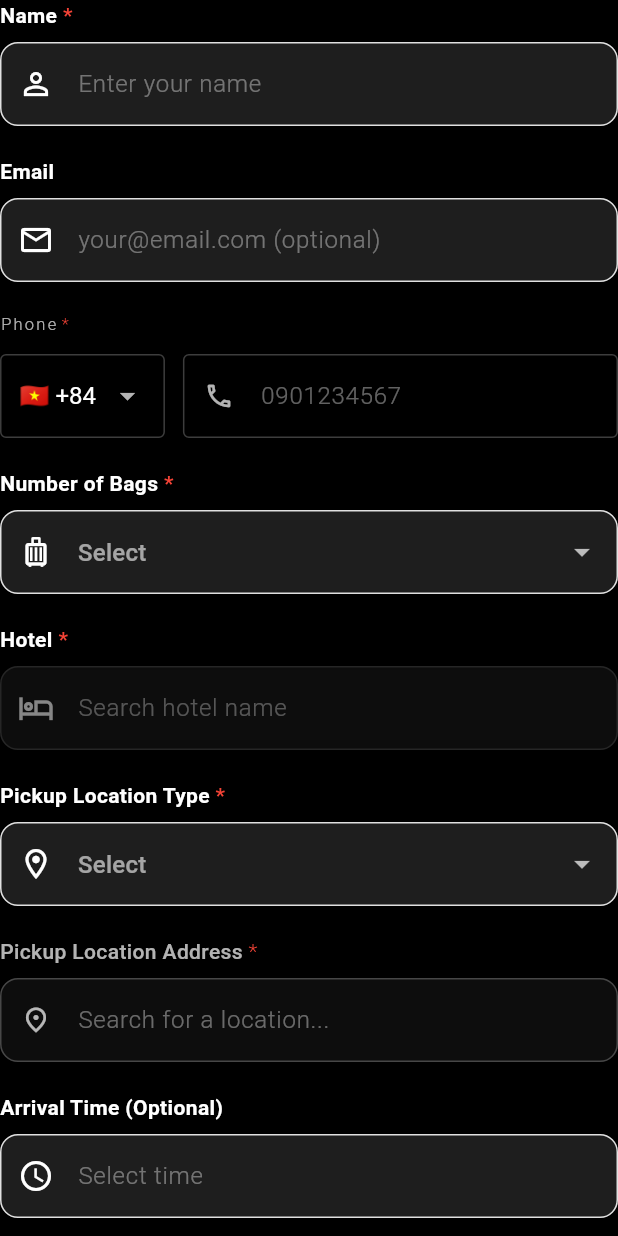
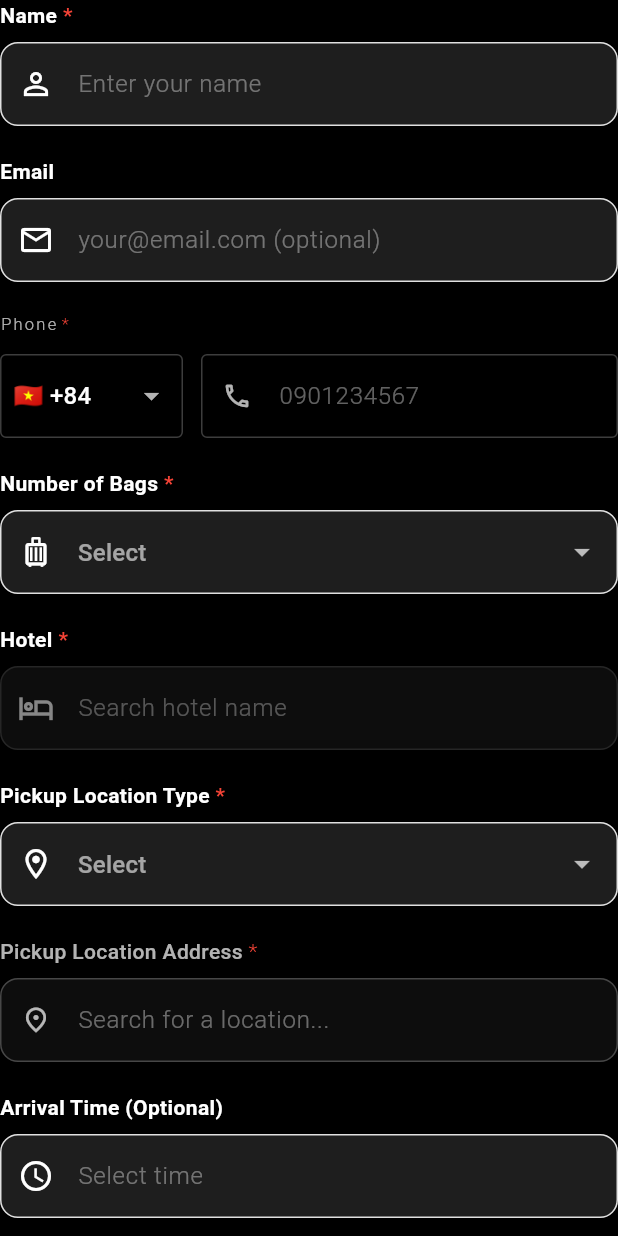
Before and after one commit to bimemto/booking-app, a Flutter app: the BookingForm widget shown alone on an empty page, opened directly with empty values, on a phone screen of 412 x 824 dp. Run offline on Flutter 3.47's test engine with Material 3 defaults, Android fonts, the phone set to English and light mode, and no system bars; drawn by our look-alikes of dropdown_button2; our stand-ins replace auto_route, dio, flutter_dotenv, flutter_native_splash, flutter_smart_dialog, fpdart and 6 more; missing offline and left inert: flutter_libphonenumber; accounts and stored records are empty.

Commit message:
fix bugs

```diff
--- a/lib/presentation/atomic/molecules/labeled_phone_field.dart
+++ b/lib/presentation/atomic/molecules/labeled_phone_field.dart
@@ -1,3 +1,4 @@
+import 'package:dropdown_button2/dropdown_button2.dart';
 import 'package:flutter/material.dart';
 import 'package:flutter_libphonenumber/flutter_libphonenumber.dart';
 
@@ -27,6 +28,69 @@ class LabeledPhoneField extends StatefulWidget {
     this.onPhoneChanged,
   });
 
+  static const List<Map<String, String>> countryList = [
+    {'code': 'VN', 'flag': '🇻🇳', 'dial': '+84'},
+    {'code': 'CN', 'flag': '🇨🇳', 'dial': '+86'},
+    {'code': 'JP', 'flag': '🇯🇵', 'dial': '+81'},
+    {'code': 'KR', 'flag': '🇰🇷', 'dial': '+82'},
+    {'code': 'SG', 'flag': '🇸🇬', 'dial': '+65'},
+    {'code': 'TH', 'flag': '🇹🇭', 'dial': '+66'},
+    {'code': 'MY', 'flag': '🇲🇾', 'dial': '+60'},
+    {'code': 'ID', 'flag': '🇮🇩', 'dial': '+62'},
+    {'code': 'PH', 'flag': '🇵🇭', 'dial': '+63'},
+    {'code': 'IN', 'flag': '🇮🇳', 'dial': '+91'},
+    {'code': 'HK', 'flag': '🇭🇰', 'dial': '+852'},
+    {'code': 'TW', 'flag': '🇹🇼', 'dial': '+886'},
+    {'code': 'BD', 'flag': '🇧🇩', 'dial': '+880'},
+    {'code': 'PK', 'flag': '🇵🇰', 'dial': '+92'},
+    {'code': 'LK', 'flag': '🇱🇰', 'dial': '+94'},
+    {'code': 'MM', 'flag': '🇲🇲', 'dial': '+95'},
+    {'code': 'KH', 'flag': '🇰🇭', 'dial': '+855'},
+    {'code': 'LA', 'flag': '🇱🇦', 'dial': '+856'},
+    {'code': 'MN', 'flag': '🇲🇳', 'dial': '+976'},
+    {'code': 'US', 'flag': '🇺🇸', 'dial': '+1'},
+    {'code': 'CA', 'flag': '🇨🇦', 'dial': '+1'},
+    {'code': 'MX', 'flag': '🇲🇽', 'dial': '+52'},
+    {'code': 'BR', 'flag': '🇧🇷', 'dial': '+55'},
+    {'code': 'AR', 'flag': '🇦🇷', 'dial': '+54'},
+    {'code': 'CL', 'flag': '🇨🇱', 'dial': '+56'},
+    {'code': 'CO', 'flag': '🇨🇴', 'dial': '+57'},
+    {'code': 'PE', 'flag': '🇵🇪', 'dial': '+51'},
+    {'code': 'GB', 'flag': '🇬🇧', 'dial': '+44'},
+    {'code': 'FR', 'flag': '🇫🇷', 'dial': '+33'},
+    {'code': 'DE', 'flag': '🇩🇪', 'dial': '+49'},
+    {'code': 'IT', 'flag': '🇮🇹', 'dial': '+39'},
+    {'code': 'ES', 'flag': '🇪🇸', 'dial': '+34'},
+    {'code': 'NL', 'flag': '🇳🇱', 'dial': '+31'},
+    {'code': 'BE', 'flag': '🇧🇪', 'dial': '+32'},
+    {'code': 'CH', 'flag': '🇨🇭', 'dial': '+41'},
+    {'code': 'AT', 'flag': '🇦🇹', 'dial': '+43'},
+    {'code': 'SE', 'flag': '🇸🇪', 'dial': '+46'},
+    {'code': 'NO', 'flag': '🇳🇴', 'dial': '+47'},
+    {'code': 'DK', 'flag': '🇩🇰', 'dial': '+45'},
+    {'code': 'FI', 'flag': '🇫🇮', 'dial': '+358'},
+    {'code': 'PL', 'flag': '🇵🇱', 'dial': '+48'},
+    {'code': 'RU', 'flag': '🇷🇺', 'dial': '+7'},
+    {'code': 'TR', 'flag': '🇹🇷', 'dial': '+90'},
+    {'code': 'GR', 'flag': '🇬🇷', 'dial': '+30'},
+    {'code': 'PT', 'flag': '🇵🇹', 'dial': '+351'},
+    {'code': 'CZ', 'flag': '🇨🇿', 'dial': '+420'},
+    {'code': 'HU', 'flag': '🇭🇺', 'dial': '+36'},
+    {'code': 'RO', 'flag': '🇷🇴', 'dial': '+40'},
+    {'code': 'UA', 'flag': '🇺🇦', 'dial': '+380'},
+    {'code': 'AU', 'flag': '🇦🇺', 'dial': '+61'},
+    {'code': 'NZ', 'flag': '🇳🇿', 'dial': '+64'},
+    {'code': 'AE', 'flag': '🇦🇪', 'dial': '+971'},
+    {'code': 'SA', 'flag': '🇸🇦', 'dial': '+966'},
+    {'code': 'IL', 'flag': '🇮🇱', 'dial': '+972'},
+    {'code': 'QA', 'flag': '🇶🇦', 'dial': '+974'},
+    {'code': 'KW', 'flag': '🇰🇼', 'dial': '+965'},
+    {'code': 'ZA', 'flag': '🇿🇦', 'dial': '+27'},
+    {'code': 'EG', 'flag': '🇪🇬', 'dial': '+20'},
+    {'code': 'NG', 'flag': '🇳🇬', 'dial': '+234'},
+    {'code': 'KE', 'flag': '🇰🇪', 'dial': '+254'},
+  ];
+
   @override
   State<LabeledPhoneField> createState() => _LabeledPhoneFieldState();
 }
@@ -37,6 +101,7 @@ class _LabeledPhoneFieldState extends State<LabeledPhoneField> {
   String? _e164Number; // Store E.164 format for API submission
   bool _isInitialized = false;
   bool? _lastValidationResult;
+  final TextEditingController _searchController = TextEditingController();
 
   @override
   void initState() {
@@ -88,6 +153,7 @@ class _LabeledPhoneFieldState extends State<LabeledPhoneField> {
   @override
   void dispose() {
     widget.controller.removeListener(_validateExistingNumber);
+    _searchController.dispose();
     super.dispose();
   }
 
@@ -284,92 +350,29 @@ class _LabeledPhoneFieldState extends State<LabeledPhoneField> {
                 borderRadius: BorderRadius.circular(4),
               ),
               child: DropdownButtonHideUnderline(
-                child: DropdownButton<String>(
+                child: DropdownButton2<String>(
+                  isExpanded: true,
+                  hint: Text(
+                    'Select Country',
+                    style: TextStyle(
+                      fontSize: 14,
+                      color: Theme.of(context).hintColor,
+                    ),
+                  ),
+                  items: LabeledPhoneField.countryList
+                      .map((item) => DropdownMenuItem<String>(
+                            value: item['code'],
+                            child: Text(
+                              '${item['flag']} ${item['dial']}',
+                              style: const TextStyle(
+                                fontSize: 16,
+                                color: Colors.white,
+                              ),
+                            ),
+                          ))
+                      .toList(),
                   value: _selectedCountryCode,
-                  padding: const EdgeInsets.symmetric(horizontal: 12),
-                  dropdownColor: Colors.grey[900],
-                  icon: const Icon(Icons.arrow_drop_down, color: Colors.white70),
-                  style: const TextStyle(
-                    color: Colors.white,
-                    fontSize: 16,
-                  ),
-                  items: const [
-                    // Asia
-                    DropdownMenuItem(value: 'VN', child: Text('🇻🇳 +84')),
-                    DropdownMenuItem(value: 'CN', child: Text('🇨🇳 +86')),
-                    DropdownMenuItem(value: 'JP', child: Text('🇯🇵 +81')),
-                    DropdownMenuItem(value: 'KR', child: Text('🇰🇷 +82')),
-                    DropdownMenuItem(value: 'SG', child: Text('🇸🇬 +65')),
-                    DropdownMenuItem(value: 'TH', child: Text('🇹🇭 +66')),
-                    DropdownMenuItem(value: 'MY', child: Text('🇲🇾 +60')),
-                    DropdownMenuItem(value: 'ID', child: Text('🇮🇩 +62')),
-                    DropdownMenuItem(value: 'PH', child: Text('🇵🇭 +63')),
-                    DropdownMenuItem(value: 'IN', child: Text('🇮🇳 +91')),
-                    DropdownMenuItem(value: 'HK', child: Text('🇭🇰 +852')),
-                    DropdownMenuItem(value: 'TW', child: Text('🇹🇼 +886')),
-                    DropdownMenuItem(value: 'BD', child: Text('🇧🇩 +880')),
-                    DropdownMenuItem(value: 'PK', child: Text('🇵🇰 +92')),
-                    DropdownMenuItem(value: 'LK', child: Text('🇱🇰 +94')),
-                    DropdownMenuItem(value: 'MM', child: Text('🇲🇲 +95')),
-                    DropdownMenuItem(value: 'KH', child: Text('🇰🇭 +855')),
-                    DropdownMenuItem(value: 'LA', child: Text('🇱🇦 +856')),
-                    DropdownMenuItem(value: 'MN', child: Text('🇲🇳 +976')),
-
-                    // North America
-                    DropdownMenuItem(value: 'US', child: Text('🇺🇸 +1')),
-                    DropdownMenuItem(value: 'CA', child: Text('🇨🇦 +1')),
-                    DropdownMenuItem(value: 'MX', child: Text('🇲🇽 +52')),
-
-                    // South America
-                    DropdownMenuItem(value: 'BR', child: Text('🇧🇷 +55')),
-                    DropdownMenuItem(value: 'AR', child: Text('🇦🇷 +54')),
-                    DropdownMenuItem(value: 'CL', child: Text('🇨🇱 +56')),
-                    DropdownMenuItem(value: 'CO', child: Text('🇨🇴 +57')),
-                    DropdownMenuItem(value: 'PE', child: Text('🇵🇪 +51')),
-
-                    // Europe
-                    DropdownMenuItem(value: 'GB', child: Text('🇬🇧 +44')),
-                    DropdownMenuItem(value: 'FR', child: Text('🇫🇷 +33')),
-                    DropdownMenuItem(value: 'DE', child: Text('🇩🇪 +49')),
-                    DropdownMenuItem(value: 'IT', child: Text('🇮🇹 +39')),
-                    DropdownMenuItem(value: 'ES', child: Text('🇪🇸 +34')),
-                    DropdownMenuItem(value: 'NL', child: Text('🇳🇱 +31')),
-                    DropdownMenuItem(value: 'BE', child: Text('🇧🇪 +32')),
-                    DropdownMenuItem(value: 'CH', child: Text('🇨🇭 +41')),
-                    DropdownMenuItem(value: 'AT', child: Text('🇦🇹 +43')),
-                    DropdownMenuItem(value: 'SE', child: Text('🇸🇪 +46')),
-                    DropdownMenuItem(value: 'NO', child: Text('🇳🇴 +47')),
-                    DropdownMenuItem(value: 'DK', child: Text('🇩🇰 +45')),
-                    DropdownMenuItem(value: 'FI', child: Text('🇫🇮 +358')),
-                    DropdownMenuItem(value: 'PL', child: Text('🇵🇱 +48')),
-                    DropdownMenuItem(value: 'RU', child: Text('🇷🇺 +7')),
-                    DropdownMenuItem(value: 'TR', child: Text('🇹🇷 +90')),
-                    DropdownMenuItem(value: 'GR', child: Text('🇬🇷 +30')),
-                    DropdownMenuItem(value: 'PT', child: Text('🇵🇹 +351')),
-                    DropdownMenuItem(value: 'CZ', child: Text('🇨🇿 +420')),
-                    DropdownMenuItem(value: 'HU', child: Text('🇭🇺 +36')),
-                    DropdownMenuItem(value: 'RO', child: Text('🇷🇴 +40')),
-                    DropdownMenuItem(value: 'UA', child: Text('🇺🇦 +380')),
-
-                    // Oceania
-                    DropdownMenuItem(value: 'AU', child: Text('🇦🇺 +61')),
-                    DropdownMenuItem(value: 'NZ', child: Text('🇳🇿 +64')),
-
-                    // Middle East
-                    DropdownMenuItem(value: 'AE', child: Text('🇦🇪 +971')),
-                    DropdownMenuItem(value: 'SA', child: Text('🇸🇦 +966')),
-                    DropdownMenuItem(value: 'IL', child: Text('🇮🇱 +972')),
-                    DropdownMenuItem(value: 'QA', child: Text('🇶🇦 +974')),
-                    DropdownMenuItem(value: 'KW', child: Text('🇰🇼 +965')),
-
-                    // Africa
-                    DropdownMenuItem(value: 'ZA', child: Text('🇿🇦 +27')),
-                    DropdownMenuItem(value: 'EG', child: Text('🇪🇬 +20')),
-                    DropdownMenuItem(value: 'NG', child: Text('🇳🇬 +234')),
-                    DropdownMenuItem(value: 'KE', child: Text('🇰🇪 +254')),
-                  ],
-                  onChanged: widget.enabled
-                      ? (value) {
+                  onChanged: (value) {
                     if (value != null) {
                       setState(() {
                         _selectedCountryCode = value;
@@ -379,8 +382,88 @@ class _LabeledPhoneFieldState extends State<LabeledPhoneField> {
                         _formatAndValidatePhoneNumber(widget.controller.text);
                       }
                     }
-                        }
-                      : null,
+                  },
+                  buttonStyleData: const ButtonStyleData(
+                    height: 56,
+                    width: 120,
+                    padding: EdgeInsets.only(left: 8, right: 8),
+                  ),
+                  iconStyleData: const IconStyleData(
+                    icon: Icon(
+                      Icons.arrow_drop_down,
+                      color: Colors.white70,
+                    ),
+                    iconSize: 24,
+                  ),
+                  dropdownStyleData: DropdownStyleData(
+                    maxHeight: 400,
+                    width: 300, // Make dropdown wider for search visibility
+                    decoration: BoxDecoration(
+                      borderRadius: BorderRadius.circular(8),
+                      color: Colors.grey[900],
+                    ),
+                    scrollbarTheme: ScrollbarThemeData(
+                      radius: const Radius.circular(40),
+                      thickness: MaterialStateProperty.all(6),
+                      thumbVisibility: MaterialStateProperty.all(true),
+                    ),
+                  ),
+                  menuItemStyleData: const MenuItemStyleData(
+                    height: 48,
+                    padding: EdgeInsets.only(left: 14, right: 14),
+                  ),
+                  dropdownSearchData: DropdownSearchData(
+                    searchController: _searchController,
+                    searchInnerWidgetHeight: 50,
+                    searchInnerWidget: Container(
+                      height: 50,
+                      padding: const EdgeInsets.only(
+                        top: 8,
+                        bottom: 4,
+                        right: 8,
+                        left: 8,
+                      ),
+                      child: TextFormField(
+                        expands: true,
+                        maxLines: null,
+                        controller: _searchController,
+                        style: const TextStyle(color: Colors.white),
+                        decoration: InputDecoration(
+                          isDense: true,
+                          contentPadding: const EdgeInsets.symmetric(
+                            horizontal: 10,
+                            vertical: 8,
+                          ),
+                          hintText: 'Search country code...',
+                          hintStyle: const TextStyle(fontSize: 12, color: Colors.white38),
+                          border: OutlineInputBorder(
+                            borderRadius: BorderRadius.circular(8),
+                            borderSide: const BorderSide(color: Colors.white24),
+                          ),
+                          enabledBorder: OutlineInputBorder(
+                            borderRadius: BorderRadius.circular(8),
+                            borderSide: const BorderSide(color: Colors.white24),
+                          ),
+                          focusedBorder: OutlineInputBorder(
+                            borderRadius: BorderRadius.circular(8),
+                            borderSide: const BorderSide(color: Colors.white70),
+                          ),
+                        ),
+                      ),
+                    ),
+                    searchMatchFn: (item, searchValue) {
+                      final country = LabeledPhoneField.countryList.firstWhere(
+                        (c) => c['code'] == item.value,
+                        orElse: () => {'code': '', 'dial': '', 'flag': ''},
+                      );
+
+                      final searchLower = searchValue.toLowerCase();
+                      final code = country['code']?.toLowerCase() ?? '';
+                      final dial = country['dial']?.toLowerCase() ?? '';
+
+                      return code.contains(searchLower) || dial.contains(searchLower);
+                    },
+                  ),
                 ),
               ),
             ),
--- a/lib/presentation/atomic/organisms/booking_form.dart
+++ b/lib/presentation/atomic/organisms/booking_form.dart
@@ -200,9 +200,8 @@ class BookingForm extends StatelessWidget {
                 }
               },
             ),
-            const SizedBox(height: 20),
           ],
-
+          const SizedBox(height: 20),
           // Arrival Time Field (Conditional - Required only for Airport)
           LabeledTimePicker(
             label: selectedPickupType == 'Airport'
--- a/lib/presentation/pages/booking_qr_page.dart
+++ b/lib/presentation/pages/booking_qr_page.dart
@@ -39,10 +39,11 @@ class _BookingQRPageState extends State<BookingQRPage> {
     _bookingProvider.setCurrentBooking(widget.booking);
   }
 
-  Future<void> _handleCheckStatus() async {
+  Future<void> _handleCheckStatus({bool? silent = false}) async {
     if (_booking.value.id != null) {
       // Refresh booking from API to check if status changed
-      final success = await _bookingProvider.refreshBooking(_booking.value.id!);
+      final success = await _bookingProvider.refreshBooking(_booking.value.id!,
+          silent: silent);
 
       // Update local state if refresh was successful
       if (success && _bookingProvider.currentBooking.value != null) {
@@ -59,9 +60,9 @@ class _BookingQRPageState extends State<BookingQRPage> {
       CreateBookingRoute(existingBooking: _booking.value),
     );
 
-    // If edit was successful, refresh the booking data
-    if (result == true && _booking.value.id != null) {
-      await _handleCheckStatus();
+    // If edit was successful, update local state from provider
+    if (result == true && _bookingProvider.currentBooking.value != null) {
+      _handleCheckStatus(silent: true);
     }
   }
 
@@ -182,24 +183,33 @@ class _BookingQRPageState extends State<BookingQRPage> {
                 const SizedBox(height: 24),
 
                 _buildDetailRow('Name', currentBooking.fullName),
-                if (currentBooking.email != null && currentBooking.email!.isNotEmpty)
+                if (currentBooking.email != null &&
+                    currentBooking.email!.isNotEmpty)
                   _buildDetailRow('Email', currentBooking.email!),
                 _buildDetailRow('Phone', currentBooking.phoneNumber),
-                _buildDetailRow('Number of Bags', '${currentBooking.numberOfBags}'),
+                _buildDetailRow(
+                    'Number of Bags', '${currentBooking.numberOfBags}'),
                 _buildDetailRow('Hotel', currentBooking.hotelDisplayName),
-                if (currentBooking.hotelAddress != null && currentBooking.hotelAddress!.isNotEmpty)
-                  _buildDetailRow('Hotel Address', currentBooking.hotelAddress!),
+                if (currentBooking.hotelAddress != null &&
+                    currentBooking.hotelAddress!.isNotEmpty)
+                  _buildDetailRow(
+                      'Hotel Address', currentBooking.hotelAddress!),
 
                 // Pickup Location with Maps button
-                if (currentBooking.pickupLocation != null && currentBooking.pickupLocation!.isNotEmpty)
-                  _buildLocationRow('Pickup Location', currentBooking.pickupLocation!),
+                if (currentBooking.pickupLocation != null &&
+                    currentBooking.pickupLocation!.isNotEmpty)
+                  _buildLocationRow(
+                      'Pickup Location', currentBooking.pickupLocation!),
 
                 // Pickup Type
-                if (currentBooking.pickupLocationType != null && currentBooking.pickupLocationType!.isNotEmpty)
-                  _buildDetailRow('Pickup Type', currentBooking.pickupLocationType!.toUpperCase()),
+                if (currentBooking.pickupLocationType != null &&
+                    currentBooking.pickupLocationType!.isNotEmpty)
+                  _buildDetailRow('Pickup Type',
+                      currentBooking.pickupLocationType!.toUpperCase()),
 
                 // Arrival Time (only shown if provided)
-                if (currentBooking.arrivalTime != null && currentBooking.arrivalTime!.isNotEmpty)
+                if (currentBooking.arrivalTime != null &&
+                    currentBooking.arrivalTime!.isNotEmpty)
                   _buildDetailRow('Arrival Time', currentBooking.arrivalTime!),
 
                 const SizedBox(height: 40),
@@ -304,6 +314,7 @@ class _BookingQRPageState extends State<BookingQRPage> {
                   const SizedBox(height: 24),
 
                   // Status Badge
+                  if (!currentBooking.isPickedUp || currentBooking.status?.toLowerCase() != 'completed')
                     Center(
                       child: Container(
                         padding: const EdgeInsets.symmetric(
@@ -559,7 +570,8 @@ class _BookingQRPageState extends State<BookingQRPage> {
                 style: OutlinedButton.styleFrom(
                   foregroundColor: Colors.white,
                   side: const BorderSide(color: Colors.white24, width: 1),
-                  padding: const EdgeInsets.symmetric(horizontal: 12, vertical: 8),
+                  padding:
+                      const EdgeInsets.symmetric(horizontal: 12, vertical: 8),
                   shape: RoundedRectangleBorder(
                     borderRadius: BorderRadius.circular(8),
                   ),
--- a/lib/presentation/pages/my_bookings_page.dart
+++ b/lib/presentation/pages/my_bookings_page.dart
@@ -31,11 +31,13 @@ class _MyBookingsPageState extends State<MyBookingsPage> {
     _loadBookings();
   }
 
-  Future<void> _loadBookings() async {
+  Future<void> _loadBookings({bool showLoading = true}) async {
+    if (showLoading) {
       setState(() {
         _isLoading = true;
         _errorMessage = null;
       });
+    }
 
     try {
       // Get device ID
@@ -44,24 +46,33 @@ class _MyBookingsPageState extends State<MyBookingsPage> {
       // Fetch bookings
       final result = await _getMyBookingsUseCase(deviceId);
 
+      if (!mounted) return;
+
       result.fold(
         (error) {
           setState(() {
+            if (showLoading) {
               _errorMessage = error;
               _isLoading = false;
+            }
           });
         },
         (bookings) {
           setState(() {
             _bookings = bookings;
+            if (showLoading) {
               _isLoading = false;
+            }
           });
         },
       );
     } catch (e) {
+      if (!mounted) return;
       setState(() {
+        if (showLoading) {
           _errorMessage = 'Failed to load bookings: $e';
           _isLoading = false;
+        }
       });
     }
   }
@@ -191,9 +202,11 @@ class _MyBookingsPageState extends State<MyBookingsPage> {
             padding: const EdgeInsets.only(bottom: 16),
             child: _BookingCard(
               booking: booking,
-              onTap: () {
+              onTap: () async {
                 // Navigate to booking QR page
-                context.router.push(BookingQRRoute(booking: booking));
+                await context.router.push(BookingQRRoute(booking: booking));
+                // Refresh silently when returning
+                _loadBookings(showLoading: false);
               },
             ),
           );
--- a/lib/presentation/providers/booking_provider.dart
+++ b/lib/presentation/providers/booking_provider.dart
@@ -114,15 +114,19 @@ class BookingProvider {
   }
 
   /// Refresh/reload a booking by ID (for checking status updates)
-  Future<bool> refreshBooking(String id) async {
-    isLoading.value = true;
+  Future<bool> refreshBooking(String id, {bool? silent = false}) async {
+    if (silent == false) {
+      isLoading.value = true;
+    }
     errorMessage.value = null;
 
     final result = await _getBookingByIdUseCase(id);
 
     return result.fold(
       (error) {
-        isLoading.value = false;
+        if (silent == false) {
+          isLoading.value = false;
+        }
         errorMessage.value = error;
         SmartDialog.showToast(
           error,
@@ -131,7 +135,9 @@ class BookingProvider {
         return false;
       },
       (refreshedBooking) {
-        isLoading.value = false;
+        if (silent == false) {
+          isLoading.value = false;
+        }
         currentBooking.value = refreshedBooking;
         return true;
       },
--- a/pubspec.yaml
+++ b/pubspec.yaml
@@ -16,7 +16,7 @@ publish_to: 'none' # Remove this line if you wish to publish to pub.dev
 # https://developer.apple.com/library/archive/documentation/General/Reference/InfoPlistKeyReference/Articles/CoreFoundationKeys.html
 # In Windows, build-name is used as the major, minor, and patch parts
 # of the product and file versions while build-number is used as the build suffix.
-version: 1.0.1+4
+version: 1.0.2+6
 
 environment:
   sdk: '>=3.3.0 <4.0.0'
@@ -72,6 +72,7 @@ dependencies:
 
   # Phone Number Formatting & Validation
   flutter_libphonenumber: 2.5.0
+  dropdown_button2: ^2.3.9
 
 dev_dependencies:
   flutter_test:
```
Also changed, not shown: pubspec.lock, 2 other files. Lines whose indentation alone changed are shown as unchanged.
